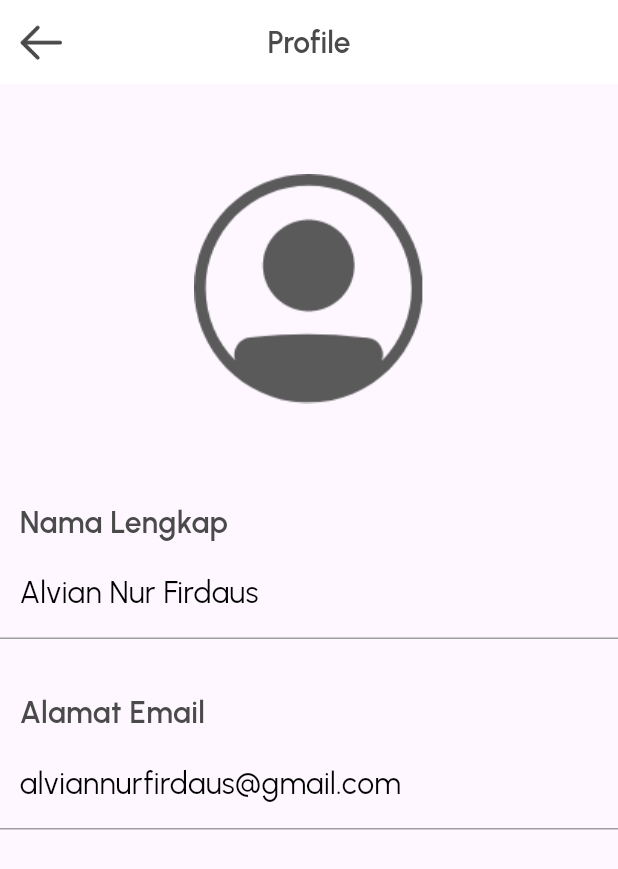
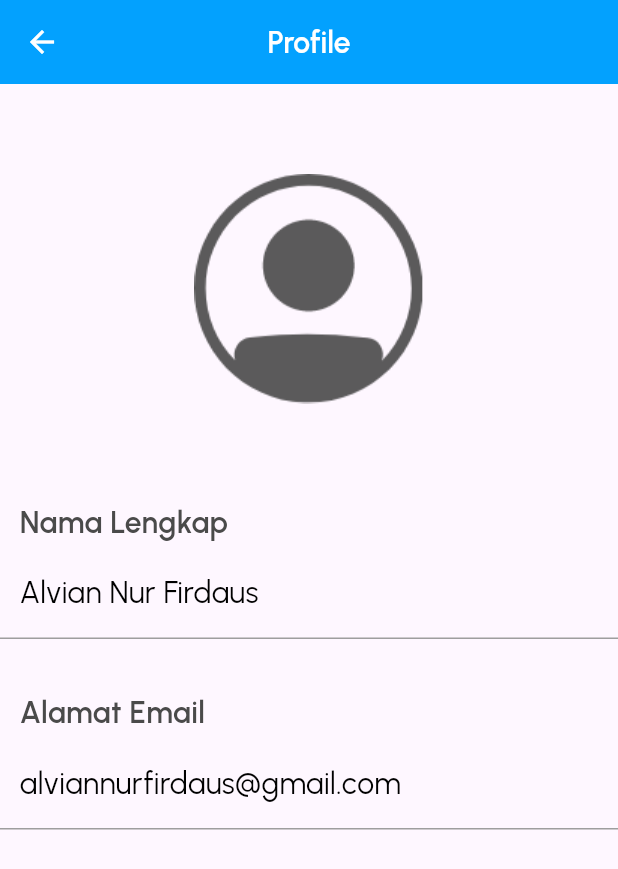
Before and after one commit to alvianfirdaus/EduScan, a Flutter app: the ProfilePage screen opened by its route, on a phone screen of 412 x 824 dp. Shown: the top 869 px of the screen. Run offline on Flutter 3.47's test engine with Material 3 defaults, Android fonts, the phone set to English and light mode, and no system bars; our stand-ins replace camera, firebase_core, google_fonts; accounts and stored records are empty.

```diff
--- a/lib/pages/profile.dart
+++ b/lib/pages/profile.dart
@@ -15,31 +15,27 @@ class ProfilePage extends StatelessWidget {
     return Scaffold(
       appBar: AppBar(
         elevation: 0,
-        leading: IconButton(
-          icon: Image.asset(
-              'assets/images/iconly-regular-outline-arrow-left.png'),
-          onPressed: () {
-            Navigator.pushNamed(context, Routes.setting);
-          },
-        ),
         title: Text(
           'Profile',
           style: SafeGoogleFont(
             'Urbanist',
             fontSize: 20,
             fontWeight: FontWeight.w600,
-            color: Color(0xff4a4a4a),
+            color: Color(0xffffffff),
           ),
         ),
-        backgroundColor: Color.fromARGB(255, 255, 255, 255),
+        backgroundColor: Color(0xff03a1fe),
         centerTitle: true,
+        iconTheme: IconThemeData(color: Color(0xffffffff)),
       ),
       body: Center(
         child: Column(
           children: [
             // Profil picture
             SizedBox(height: 60, width: 1500),
-            Image(image: AssetImage('assets/images/healthicons-ui-user-profile-4iL.png')),
+            Image(
+                image: AssetImage(
+                    'assets/images/healthicons-ui-user-profile-4iL.png')),
             SizedBox(height: 30),
 
             // Profil name
@@ -60,7 +56,9 @@ class ProfilePage extends StatelessWidget {
             Container(
               padding: EdgeInsets.only(top: 10, bottom: 15, left: 13),
               alignment: Alignment.centerLeft,
-              child: CustomTextStyle(text: 'Alvian Nur Firdaus',),
+              child: CustomTextStyle(
+                text: 'Alvian Nur Firdaus',
+              ),
             ),
 
             Container(
@@ -84,7 +82,7 @@ class ProfilePage extends StatelessWidget {
                 text: 'Alamat Email',
                 fontWeight: FontWeight.w600,
                 color: Color(0xff4a4a4a),
-                ),
+              ),
             ),
 
             Container(
@@ -92,8 +90,7 @@ class ProfilePage extends StatelessWidget {
               alignment: Alignment.centerLeft,
               child: CustomTextStyle(
                 text: 'alviannurfirdaus@gmail.com',
-
-                ),
+              ),
             ),
 
             Container(
```
Also changed, not shown: lib/main.dart (+15 -7 lines), lib/pages/history_v1.dart (+0 -7 lines), lib/providers/splash_screen/splash_provider.dart (added, +12 -0 lines).
